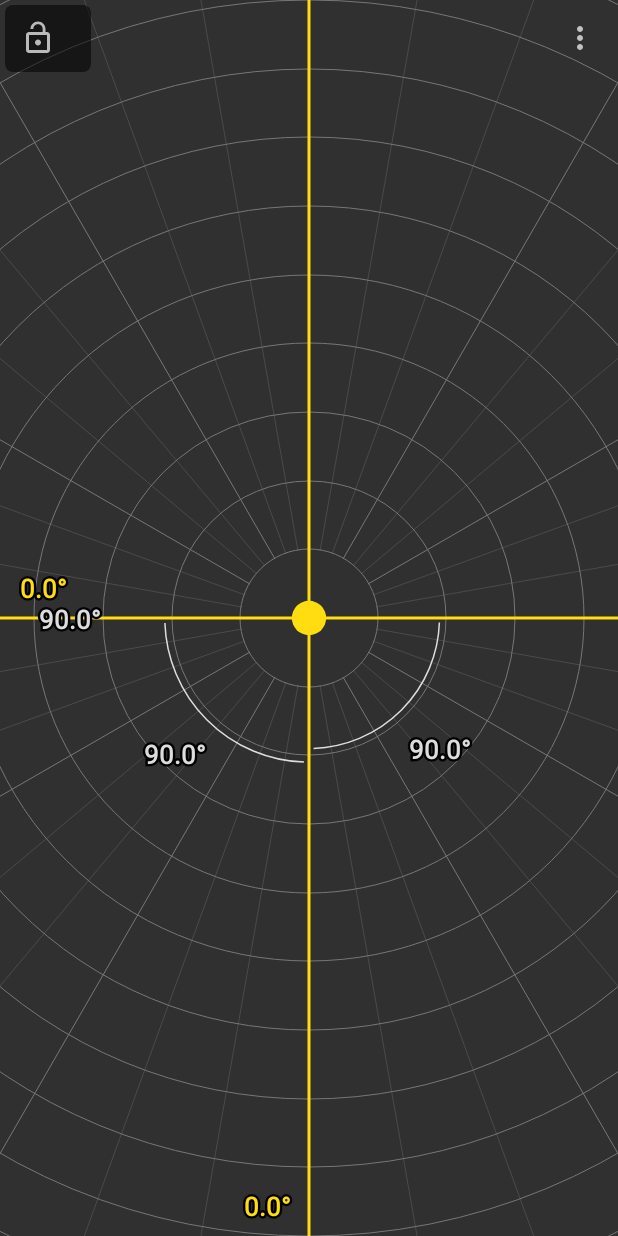
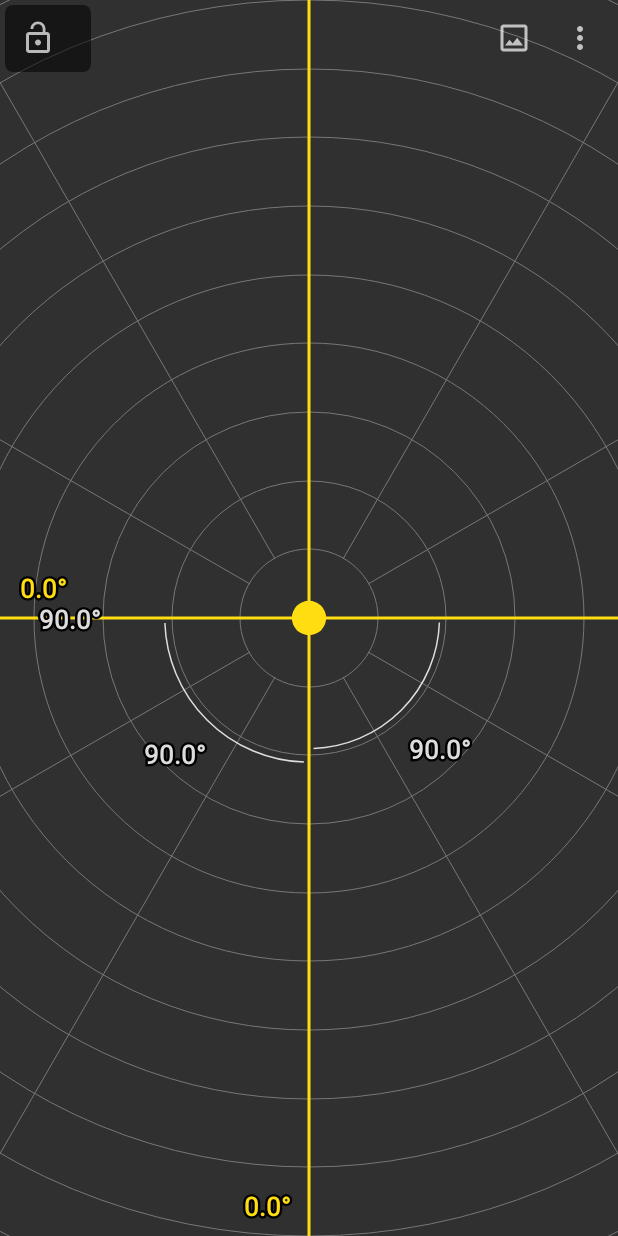
Before and after one commit to BasicAirData/Clinometer, an Android app: the layout activity_clinometer.xml on its own in the app's theme, with its tools: preview values and no code run, on a phone screen of 412 x 824 dp. Run offline under Robolectric (Android 15) with nearby library versions, the phone set to English and light mode, and no system bars.

Commit message:
Add a button that activates/deactivates the Camera View

```diff
--- a/app/src/main/java/eu/basicairdata/clinometer/ClinometerView.java
+++ b/app/src/main/java/eu/basicairdata/clinometer/ClinometerView.java
@@ -221,13 +221,14 @@ public class ClinometerView extends View {
         // -----------------------------------------------------------------------------------------
         // --------[ BACKGROUND ]-------------------------------------------------------------------
 
-//        if (!isShaderCreated) {
-//            paint_bg.setShader(new RadialGradient(xc, yc, (int) (Math.sqrt(xc * xc + yc * yc) / 2),
-//                    getResources().getColor(R.color.bgpaint_dark),
-//                    getResources().getColor(R.color.bgpaint_light),
-//                    Shader.TileMode.MIRROR));
-//        }
-//        canvas.drawCircle(xc, yc, (int) Math.sqrt(xc*xc + yc*yc), paint_bg);
+        if (!isShaderCreated) {
+            paint_bg.setShader(new RadialGradient(xc, yc, (int) (Math.sqrt(xc * xc + yc * yc) / 2),
+                    getResources().getColor(R.color.bgpaint_dark),
+                    getResources().getColor(R.color.bgpaint_light),
+                    Shader.TileMode.MIRROR));
+        }
+        if (!svActivity.isCameraActive)
+            canvas.drawCircle(xc, yc, (int) Math.sqrt(xc*xc + yc*yc), paint_bg);
 
         // --------[ BACKGROUND OF SPIRIT LEVEL HORIZON ]-------------------------------------------
 
@@ -240,7 +241,7 @@ public class ClinometerView extends View {
 
         // --------[ BACKGROUND LINES ]-------------------------------------------------------------
 
-        for (int angle = 0; angle < 360; angle += 10) {
+        for (int angle = 0; angle < 360; angle += (svActivity.isCameraActive ? 30 : 10)) {
             canvas.drawLine(
                     xc - (int) (diag2c * Math.cos(Math.toRadians(angle))),
                     yc - (int) (diag2c * Math.sin(Math.toRadians(angle))),
--- /dev/null
+++ b/app/src/main/res/drawable/ic_image_24.xml
@@ -0,0 +1,10 @@
+<vector xmlns:android="http://schemas.android.com/apk/res/android"
+    android:width="24dp"
+    android:height="24dp"
+    android:viewportWidth="24"
+    android:viewportHeight="24"
+    android:tint="?attr/colorControlNormal">
+  <path
+      android:fillColor="@android:color/white"
+      android:pathData="M19,5v14L5,19L5,5h14m0,-2L5,3c-1.1,0 -2,0.9 -2,2v14c0,1.1 0.9,2 2,2h14c1.1,0 2,-0.9 2,-2L21,5c0,-1.1 -0.9,-2 -2,-2zM14.14,11.86l-3,3.87L9,13.14 6,17h12l-3.86,-5.14z"/>
+</vector>
--- a/app/src/main/res/layout/activity_clinometer.xml
+++ b/app/src/main/res/layout/activity_clinometer.xml
@@ -79,12 +79,18 @@
             android:layout_weight="1"/>
 
         <androidx.appcompat.widget.AppCompatImageView
+            android:id="@+id/id_imageview_camera"
+            android:layout_width="wrap_content"
+            android:layout_height="wrap_content"
+            android:padding="10dp"
+            app:srcCompat="@drawable/ic_image_24"/>
+
+        <androidx.appcompat.widget.AppCompatImageView
             android:id="@+id/id_imageview_settings"
             android:layout_width="wrap_content"
             android:layout_height="wrap_content"
             android:padding="10dp"
-            app:srcCompat="@drawable/ic_more_24">
-        </androidx.appcompat.widget.AppCompatImageView>
+            app:srcCompat="@drawable/ic_more_24"/>
 
     </LinearLayout>
 
```
Also changed, not shown: app/src/main/java/eu/basicairdata/clinometer/ClinometerActivity.java (+68 -31 lines).
